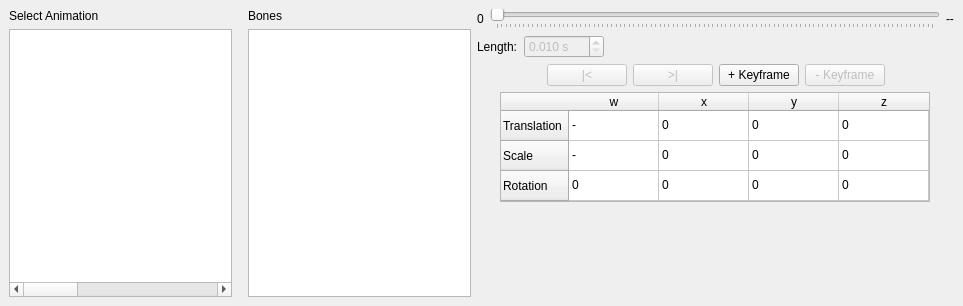
This is ui_files/animationcontrolwidget.ui in fernandotonon/QtMeshEditor as Qt 5 draws it before an edit. The edited form follows.
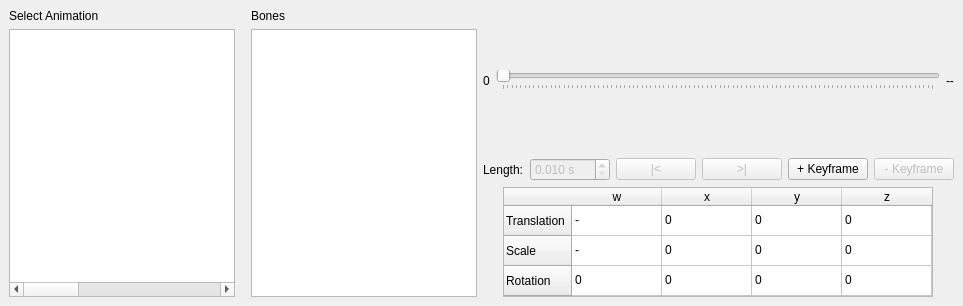
This is the edited form. Custom widgets are drawn as their Qt base class.

The edit to the form file:
```diff
--- a/ui_files/animationcontrolwidget.ui
+++ b/ui_files/animationcontrolwidget.ui
@@ -173,24 +173,7 @@
             </property>
             <property name="sizeHint" stdset="0">
              <size>
-              <width>40</width>
-              <height>20</height>
-             </size>
-            </property>
-           </spacer>
-          </item>
-         </layout>
-        </item>
-        <item>
-         <layout class="QHBoxLayout" name="keyframeButtonsLayout">
-          <item>
-           <spacer name="keyframeSpacer">
-            <property name="orientation">
-             <enum>Qt::Horizontal</enum>
-            </property>
-            <property name="sizeHint" stdset="0">
-             <size>
-              <width>40</width>
+              <width>20</width>
               <height>20</height>
              </size>
             </property>
@@ -233,36 +216,10 @@
             </property>
            </widget>
           </item>
-          <item>
-           <spacer name="keyframeSpacer2">
-            <property name="orientation">
-             <enum>Qt::Horizontal</enum>
-            </property>
-            <property name="sizeHint" stdset="0">
-             <size>
-              <width>40</width>
-              <height>20</height>
-             </size>
-            </property>
-           </spacer>
-          </item>
          </layout>
         </item>
         <item>
          <layout class="QHBoxLayout" name="horizontalLayout_3">
-          <item>
-           <spacer name="horizontalSpacer">
-            <property name="orientation">
-             <enum>Qt::Horizontal</enum>
-            </property>
-            <property name="sizeHint" stdset="0">
-             <size>
-              <width>40</width>
-              <height>20</height>
-             </size>
-            </property>
-           </spacer>
-          </item>
           <item>
            <widget class="QTableWidget" name="tableWidget">
             <property name="enabled">
@@ -434,34 +391,8 @@
             </item>
            </widget>
           </item>
-          <item>
-           <spacer name="horizontalSpacer_2">
-            <property name="orientation">
-             <enum>Qt::Horizontal</enum>
-            </property>
-            <property name="sizeHint" stdset="0">
-             <size>
-              <width>40</width>
-              <height>20</height>
-             </size>
-            </property>
-           </spacer>
-          </item>
          </layout>
         </item>
-        <item>
-         <spacer name="verticalSpacer">
-          <property name="orientation">
-           <enum>Qt::Vertical</enum>
-          </property>
-          <property name="sizeHint" stdset="0">
-           <size>
-            <width>20</width>
-            <height>40</height>
-           </size>
-          </property>
-         </spacer>
-        </item>
        </layout>
       </item>
      </layout>
```
Left out of the diff: 2 changed lines with no effect on the pictures.
